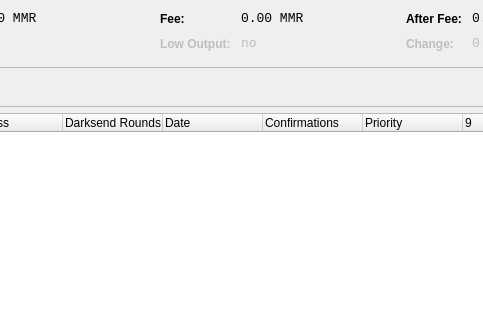
Qt form src/qt/forms/coincontroldialog.ui (MinuteManReserve/mmr-core) before a commit; both pictures show x 349 to 832 and y 0 to 320 of the 1000 by 500 pixel window.
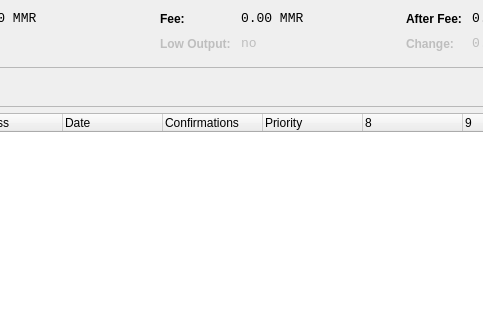
The same form after that commit. Custom widgets are drawn as their Qt base class.

```diff
--- a/src/qt/forms/coincontroldialog.ui
+++ b/src/qt/forms/coincontroldialog.ui
@@ -479,11 +479,6 @@
        <string>Address</string>
       </property>
      </column>
-     <column>
-      <property name="text">
-       <string>Darksend Rounds</string>
-      </property>
-    </column>
      <column>
       <property name="text">
        <string>Date</string>
```
